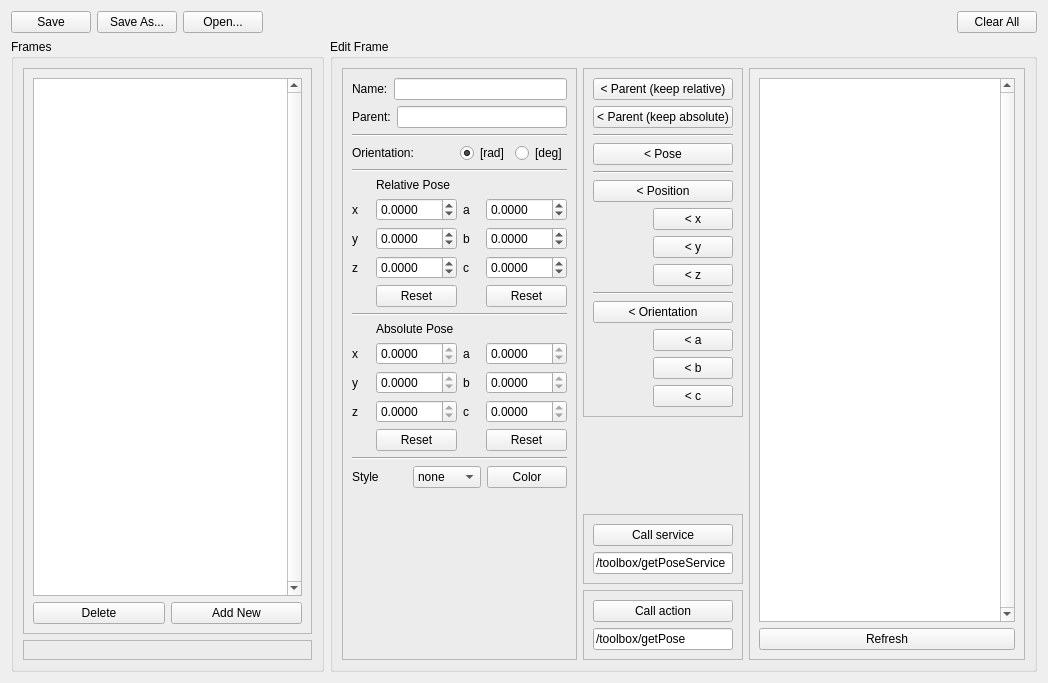
Old version of the form frame_editor/src/frame_editor/FrameEditorGUI.ui in the repository ipa320/rqt_frame_editor_plugin.
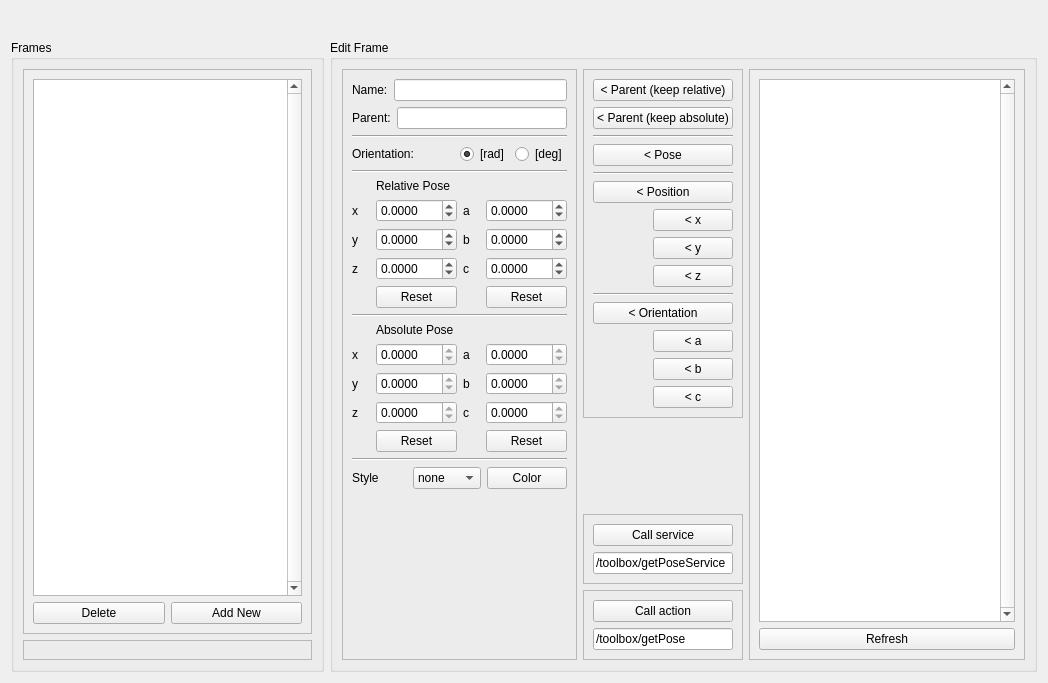
New version of the form. Icons and pictures are not drawn.

Commit message: frame editor: new, open, save, save as - now uses toolbox project plugin

The edit to the form file:
```diff
--- a/frame_editor/src/frame_editor/FrameEditorGUI.ui
+++ b/frame_editor/src/frame_editor/FrameEditorGUI.ui
@@ -15,69 +15,10 @@
   </property>
   <layout class="QVBoxLayout" name="verticalLayout">
    <item>
-    <layout class="QHBoxLayout" name="horizontalLayout">
-     <item>
-      <widget class="QPushButton" name="btn_save">
-       <property name="text">
-        <string>Save</string>
-       </property>
-       <property name="icon">
-        <iconset theme="document-save">
-         <normaloff/>
-        </iconset>
-       </property>
-      </widget>
-     </item>
-     <item>
-      <widget class="QPushButton" name="btn_saveAs">
-       <property name="text">
-        <string>Save As...</string>
-       </property>
-       <property name="icon">
-        <iconset theme="document-save-as">
-         <normaloff/>
-        </iconset>
-       </property>
-      </widget>
-     </item>
-     <item>
-      <widget class="QPushButton" name="btn_open">
-       <property name="text">
-        <string>Open...</string>
-       </property>
-       <property name="icon">
-        <iconset theme="document-open">
-         <normaloff/>
-        </iconset>
-       </property>
-      </widget>
-     </item>
-     <item>
-      <spacer name="horizontalSpacer">
-       <property name="orientation">
-        <enum>Qt::Horizontal</enum>
-       </property>
-       <property name="sizeHint" stdset="0">
-        <size>
-         <width>40</width>
-         <height>20</height>
-        </size>
-       </property>
-      </spacer>
-     </item>
-     <item>
-      <widget class="QPushButton" name="btn_clear">
-       <property name="text">
-        <string>Clear All</string>
-       </property>
-       <property name="icon">
-        <iconset theme="document-revert">
-         <normaloff/>
-        </iconset>
-       </property>
-      </widget>
-     </item>
-    </layout>
+    <widget class="QMenuBar" name="menuBar"/>
+   </item>
+   <item>
+    <widget class="QToolBar" name="mainToolBar"/>
    </item>
    <item>
     <layout class="QHBoxLayout" name="horizontalLayout_3">
@@ -98,7 +39,7 @@
              <x>0</x>
              <y>0</y>
              <width>223</width>
-             <height>564</height>
+             <height>549</height>
             </rect>
            </property>
            <layout class="QVBoxLayout" name="verticalLayout_5">
@@ -939,7 +880,7 @@
              <x>0</x>
              <y>0</y>
              <width>249</width>
-             <height>590</height>
+             <height>575</height>
             </rect>
            </property>
            <layout class="QVBoxLayout" name="verticalLayout_6">
```
The commit also changes 7 other files.
